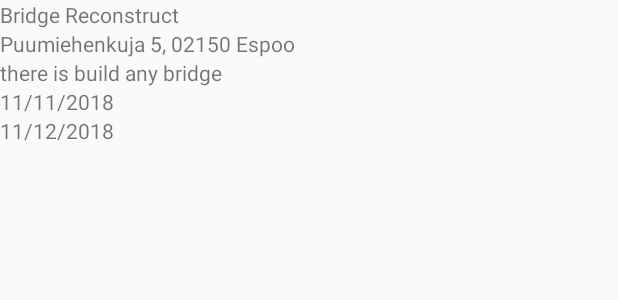
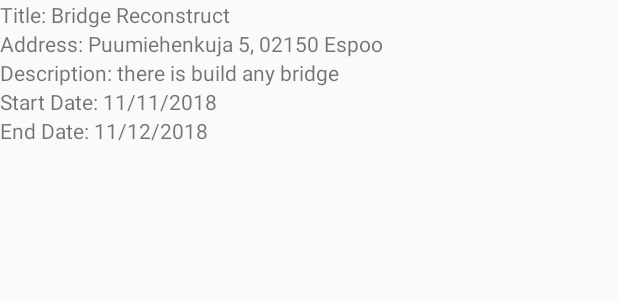
Before and after one commit to AhmadTawila/CVH-android, an Android app: the layout list_item.xml on its own in the app's theme, with its tools: preview values and no code run, on a phone screen of 412 x 824 dp. Shown: the top 300 px of the screen. Run offline under Robolectric (Android 15) with nearby library versions, the phone set to English and light mode, and no system bars.

Commit message:
Fix main activity

```diff
--- a/app/src/main/java/com/example/android/cleanvision/MainActivity.java
+++ b/app/src/main/java/com/example/android/cleanvision/MainActivity.java
@@ -1,5 +1,7 @@
 package com.example.android.cleanvision;
 
+import android.support.design.widget.TabLayout;
+import android.support.v4.view.ViewPager;
 import android.support.v7.app.AppCompatActivity;
 import android.os.Bundle;
 
@@ -9,5 +11,15 @@ public class MainActivity extends AppCompatActivity {
     protected void onCreate(Bundle savedInstanceState) {
         super.onCreate(savedInstanceState);
         setContentView(R.layout.activity_main);
+
+        ViewPager viewPager = (ViewPager) findViewById(R.id.viewpager);
+
+        CategoryAdapter adapter = new CategoryAdapter(this, getSupportFragmentManager());
+
+        viewPager.setAdapter(adapter);
+
+        TabLayout tabLayout = (TabLayout) findViewById(R.id.tabs);
+
+        tabLayout.setupWithViewPager(viewPager);
     }
 }
--- a/app/src/main/res/layout/list_item.xml
+++ b/app/src/main/res/layout/list_item.xml
@@ -3,30 +3,80 @@
     android:layout_width="match_parent"
     android:layout_height="match_parent"
     android:orientation="vertical">
+        <LinearLayout
+            android:layout_width="match_parent"
+            android:layout_height="wrap_content"
+            android:orientation="horizontal">
+
+                <TextView
+                    android:layout_width="wrap_content"
+                    android:layout_height="wrap_content"
+                    android:text="Title: " />
                 <TextView
                     android:id="@+id/title_issue"
                     android:layout_width="wrap_content"
                     android:layout_height="wrap_content"
                     android:text="@string/txt_title" />
+        </LinearLayout>
+
+        <LinearLayout
+            android:layout_width="match_parent"
+            android:layout_height="wrap_content"
+            android:orientation="horizontal">
+
+                <TextView
+                    android:layout_width="wrap_content"
+                    android:layout_height="wrap_content"
+                    android:text="Address: " />
                 <TextView
                     android:id="@+id/address_issue"
                     android:layout_width="wrap_content"
                     android:layout_height="wrap_content"
                     android:text="@string/txt_address" />
+        </LinearLayout>
+        <LinearLayout
+            android:layout_width="match_parent"
+            android:layout_height="wrap_content"
+            android:orientation="horizontal">
+
+                <TextView
+                    android:layout_width="wrap_content"
+                    android:layout_height="wrap_content"
+                    android:text="Description: " />
                 <TextView
                     android:id="@+id/description_issue"
                     android:layout_width="wrap_content"
                     android:layout_height="wrap_content"
                     android:text="@string/txt_desc" />
+        </LinearLayout>
+        <LinearLayout
+            android:layout_width="match_parent"
+            android:layout_height="wrap_content"
+            android:orientation="horizontal">
 
+                <TextView
+                    android:layout_width="wrap_content"
+                    android:layout_height="wrap_content"
+                    android:text="Start Date: " />
                 <TextView
                     android:id="@+id/startData_issue"
                     android:layout_width="wrap_content"
                     android:layout_height="wrap_content"
                     android:text="@string/txt_start_date" />
+        </LinearLayout>
+        <LinearLayout
+            android:layout_width="match_parent"
+            android:layout_height="wrap_content"
+            android:orientation="horizontal">
+
+                <TextView
+                    android:layout_width="wrap_content"
+                    android:layout_height="wrap_content"
+                    android:text="End Date: " />
                 <TextView
                     android:id="@+id/endData_issue"
                     android:layout_width="wrap_content"
                     android:layout_height="wrap_content"
                     android:text="@string/txt_end_date" />
         </LinearLayout>
+</LinearLayout>
--- a/app/src/main/res/values/styles.xml
+++ b/app/src/main/res/values/styles.xml
@@ -10,8 +10,8 @@
 
     <!-- Style for a tab that displays a category name -->
     <style name="CategoryTab" parent="Widget.Design.TabLayout">
-        <item name="tabIndicatorColor">@android:color/white</item>
-        <item name="tabSelectedTextColor">@android:color/white</item>
+        <item name="tabIndicatorColor">@android:color/black</item>
+        <item name="tabSelectedTextColor">@android:color/black</item>
         <item name="tabTextAppearance">@style/CategoryTabTextAppearance</item>
     </style>
 
--- a/build.gradle
+++ b/build.gradle
@@ -7,7 +7,7 @@ buildscript {
         jcenter()
     }
     dependencies {
-        classpath 'com.android.tools.build:gradle:3.1.2'
+        classpath 'com.android.tools.build:gradle:3.2.1'
 
 
         // NOTE: Do not place your application dependencies here; they belong
```
Also changed, not shown: gradle/wrapper/gradle-wrapper.properties. Lines whose indentation alone changed are shown as unchanged.
